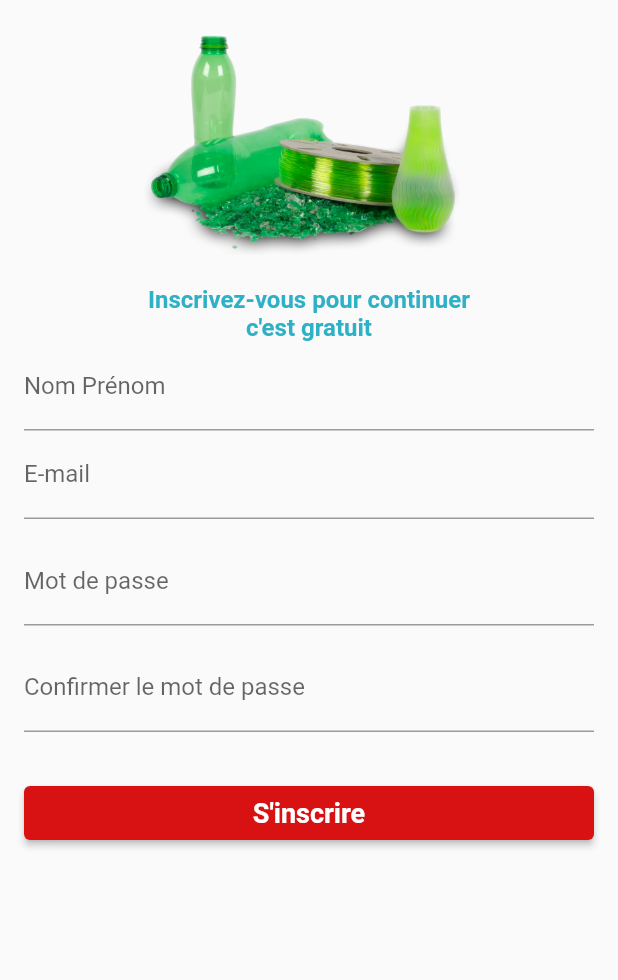
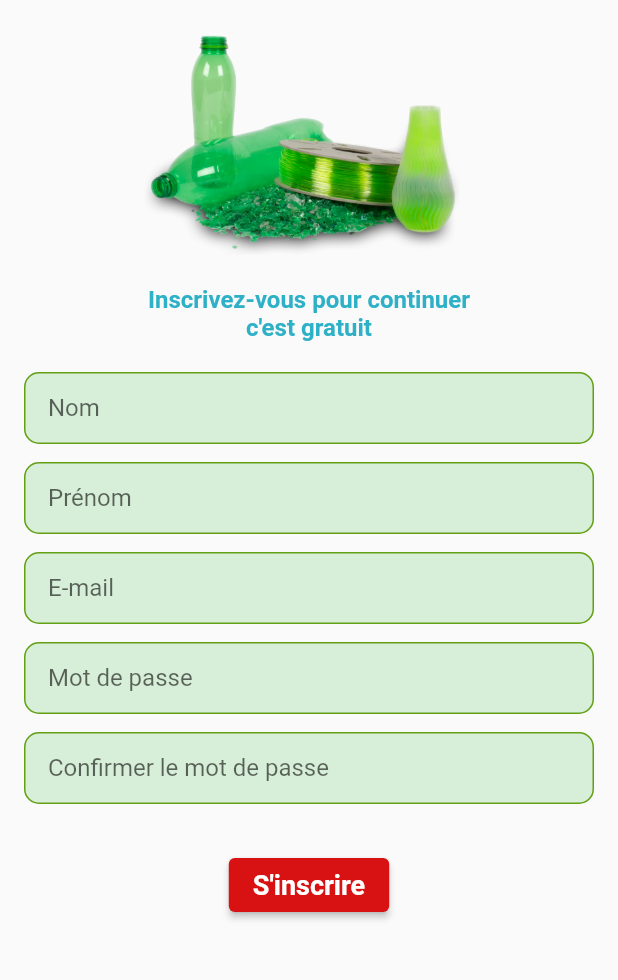
Before and after one commit to joebar27/Bottle-Recycler-PET-App, a Flutter app: the screen it shows after launch, after a tap on "Creez un compte", on a phone screen of 412 x 824 dp, the part 180-1160 px from its top. Run offline on Flutter 3.47's test engine with Material 2 defaults, Android fonts, the light colour scheme and no system bars.

Commit message:
mise en place de balise Form et ajout obscure password

```diff
--- a/lib/components/CustomDropdown.dart
+++ b/lib/components/CustomDropdown.dart
@@ -27,6 +27,8 @@ class _CustomDropdownState extends State<CustomDropdown> {
   @override
 Widget build(BuildContext context) {
   return Container(
+    width: MediaQuery.of(context).size.width * 0.35,
+    height: 30,
     child: DropdownButtonFormField<String>(
       value: _selectedOption,
       onChanged: (String? newValue) {
@@ -41,7 +43,7 @@ Widget build(BuildContext context) {
       decoration: InputDecoration(
         filled: true,
         fillColor: Color.fromARGB(51, 75, 194, 80),
-        contentPadding: EdgeInsets.symmetric(horizontal: 16, vertical: 12),
+        contentPadding: EdgeInsets.symmetric(horizontal: 16, vertical: 0),
         focusedBorder: OutlineInputBorder(
           borderRadius: BorderRadius.circular(10),
           borderSide: BorderSide(
--- a/lib/components/CustomFields.dart
+++ b/lib/components/CustomFields.dart
@@ -2,12 +2,14 @@ import 'package:flutter/material.dart';
 
 class CustomTextField extends StatelessWidget {
   final String labelText;
+  final bool obscureText;
 
-  const CustomTextField({required this.labelText});
+  const CustomTextField({required this.labelText, required this.obscureText});
 
   @override
   Widget build(BuildContext context) {
-    return TextField(
+    return TextFormField(
+      obscureText: obscureText,
       decoration: InputDecoration(
         contentPadding: EdgeInsets.symmetric(vertical: 0, horizontal: 16.0),
         labelText: labelText,
--- a/lib/screens/Auth.dart
+++ b/lib/screens/Auth.dart
@@ -16,8 +16,8 @@ class _AuthScreenState extends State<AuthScreen> {
       // appBar: AppBar(
       //   title: const Text('Connexion'),
       // ),
-      body: Padding(
-        padding: EdgeInsets.all(16.0),
+      body: SingleChildScrollView(
+        padding: EdgeInsets.all(MediaQuery.of(context).size.width * 0.1),
         child: Column(
           crossAxisAlignment: CrossAxisAlignment.stretch,
           children: [
@@ -56,15 +56,27 @@ class _AuthScreenState extends State<AuthScreen> {
               textAlign: TextAlign.center,
             ),
             const SizedBox(height: 20.0),
-            CustomTextField(labelText: 'E-mail'),
+            Form(
+              child: Column(
+                crossAxisAlignment: CrossAxisAlignment.center,
+                children: [
+                  CustomTextField(labelText: 'E-mail', obscureText: false,),
                   const SizedBox(height: 12.0),
-            CustomTextField(labelText: 'Mot de passe'),
+                  CustomTextField(labelText: 'Mot de passe', obscureText: true),
                   const SizedBox(height: 50.0),
                   CustomButton.primary(
                     text: 'Se connecter',
                     onPressed: () {
+                      // if (_formKey.currentState?.validate() == true) {
+                      //   _formKey.currentState?.save();
+                      // Effectuer la validation et la connexion ici
+                      // Utilisez les valeurs _email et _password pour la connexion
+
                       Navigator.pushNamed(context, '/home');
                     },
+                  ),
+                ],
+              ),
             ),
             const Text(
               'Vous n\'avez pas de compte ?',
--- a/lib/screens/Register.dart
+++ b/lib/screens/Register.dart
@@ -1,4 +1,5 @@
 import 'package:bottlerecyclerapp/components/CustomButton.dart';
+import 'package:bottlerecyclerapp/components/CustomFields.dart';
 import 'package:flutter/material.dart';
 
 class RegisterScreen extends StatefulWidget {
@@ -15,7 +16,7 @@ class _RegisterScreenState extends State<RegisterScreen> {
       // appBar: AppBar(
       //   title: const Text('Connexion'),
       // ),
-      body: Padding(
+      body: SingleChildScrollView(
         padding: EdgeInsets.all(16.0),
         child: Column(
           crossAxisAlignment: CrossAxisAlignment.stretch,
@@ -54,28 +55,19 @@ class _RegisterScreenState extends State<RegisterScreen> {
               ),
               textAlign: TextAlign.center,
             ),
-            const TextField(
-              decoration: InputDecoration(
-                labelText: 'Nom Prénom',
-              ),
-            ),
-            const TextField(
-              decoration: InputDecoration(
-                labelText: 'E-mail',
-              ),
-            ),
+            const SizedBox(height: 20.0),
+            Form(child: Column(
+              crossAxisAlignment: CrossAxisAlignment.center,
+              children: [
+                CustomTextField(labelText: 'Nom', obscureText: false,),
                 const SizedBox(height: 12.0),
-            const TextField(
-              decoration: InputDecoration(
-                labelText: 'Mot de passe',
-              ),
-            ),
+                CustomTextField(labelText: 'Prénom', obscureText: false,),
                 const SizedBox(height: 12.0),
-            const TextField(
-              decoration: InputDecoration(
-                labelText: 'Confirmer le mot de passe',
-              ),
-            ),
+                CustomTextField(labelText: 'E-mail', obscureText: false,),
+                const SizedBox(height: 12.0),
+                CustomTextField(labelText: 'Mot de passe', obscureText: true,),
+                const SizedBox(height: 12.0),
+                CustomTextField(labelText: 'Confirmer le mot de passe', obscureText: true,),
                 const SizedBox(height: 30.0),
                 CustomButton.secondary(
                   text: 'S\'inscrire',
@@ -84,6 +76,30 @@ class _RegisterScreenState extends State<RegisterScreen> {
                   },
                 ),
               ],
+            ),),
+            // CustomTextField(
+            //   labelText: 'Nom Prénom',
+            // ),
+            // const SizedBox(height: 12.0),
+            // CustomTextField(
+            //   labelText: 'E-mail',
+            // ),
+            // const SizedBox(height: 12.0),
+            // CustomTextField(
+            //   labelText: 'Mot de passe',
+            // ),
+            // const SizedBox(height: 12.0),
+            // CustomTextField(
+            //   labelText: 'Confirmer le mot de passe',
+            // ),
+            // const SizedBox(height: 30.0),
+            // CustomButton.secondary(
+            //   text: 'S\'inscrire',
+            //   onPressed: () {
+            //     Navigator.pushNamed(context, '/auth');
+            //   },
+            // ),
+          ],
         ),
       ),
     );
```
Also changed, not shown: lib/screens/Home.dart (+27 -23 lines). Lines whose indentation alone changed are shown as unchanged.
